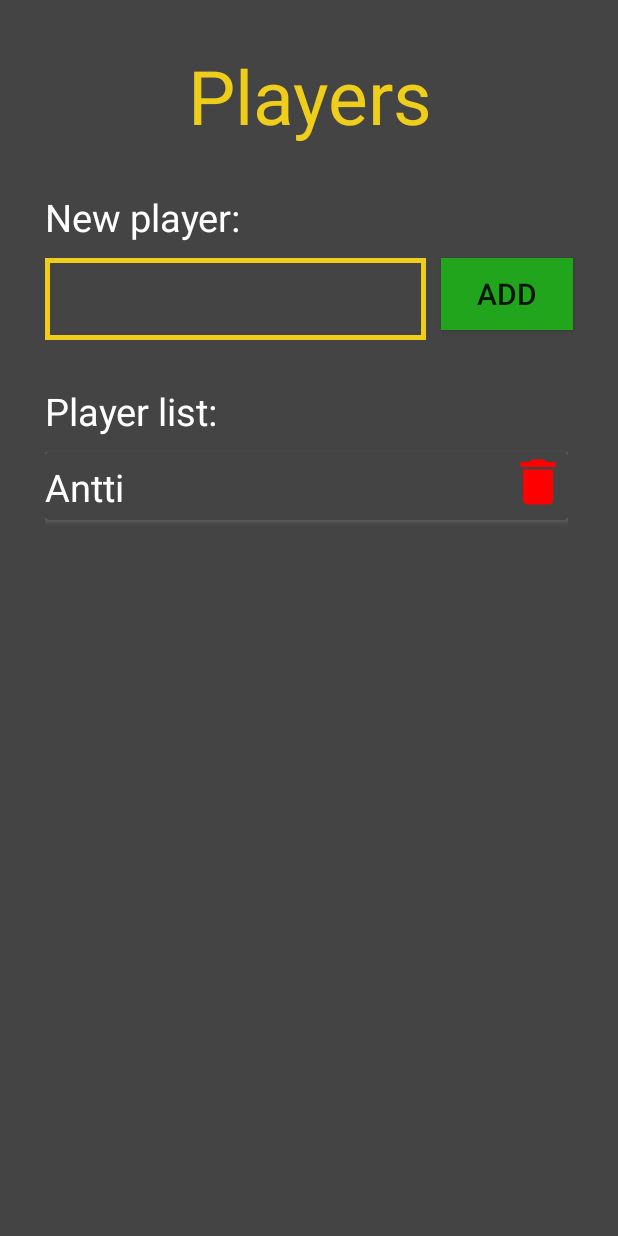
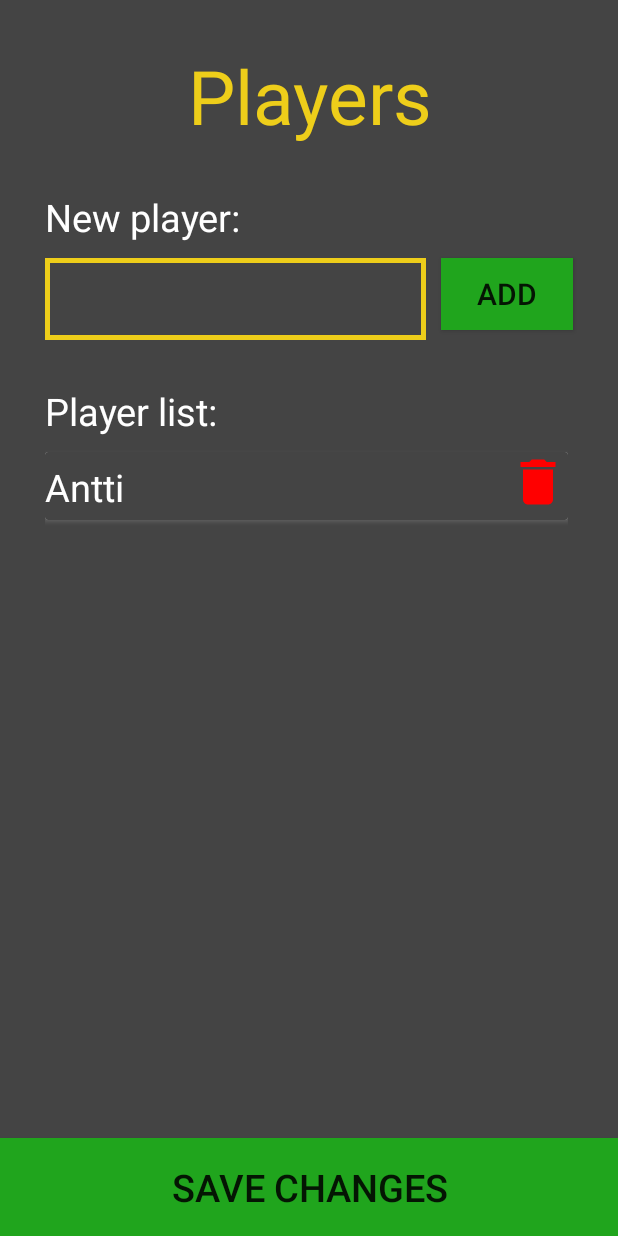
Before and after one commit to antsakontsa/FrisBee-Caddy, an Android app: the ActivityPlayers screen opened directly, with no data from a screen before it, after a tap on "ADD", on a phone screen of 412 x 824 dp. Run offline under Robolectric (Android 15) with nearby library versions, the phone set to English and light mode, and no system bars.

Commit message:
Playerlist saveable

```diff
--- a/app/build.gradle
+++ b/app/build.gradle
@@ -25,6 +25,7 @@ dependencies {
     implementation 'androidx.constraintlayout:constraintlayout:1.1.3'
     implementation 'androidx.recyclerview:recyclerview:1.1.0-alpha06'
     implementation 'androidx.cardview:cardview:1.0.0'
+    implementation 'com.google.code.gson:gson:2.8.5'
     testImplementation 'junit:junit:4.12'
     androidTestImplementation 'androidx.test:runner:1.2.0'
     androidTestImplementation 'androidx.test.espresso:espresso-core:3.2.0'
--- a/app/src/main/java/com/example/frisbeecaddy/ActivityPlayers.java
+++ b/app/src/main/java/com/example/frisbeecaddy/ActivityPlayers.java
@@ -4,11 +4,16 @@ import androidx.appcompat.app.AppCompatActivity;
 import androidx.recyclerview.widget.LinearLayoutManager;
 import androidx.recyclerview.widget.RecyclerView;
 
+import android.content.SharedPreferences;
 import android.os.Bundle;
 import android.view.View;
 import android.widget.Button;
 import android.widget.EditText;
 
+import com.google.gson.Gson;
+import com.google.gson.reflect.TypeToken;
+
+import java.lang.reflect.Type;
 import java.util.ArrayList;
 
 public class ActivityPlayers extends AppCompatActivity {
@@ -27,11 +32,44 @@ public class ActivityPlayers extends AppCompatActivity {
         setContentView(R.layout.activity_players);
 
         createNameList();
+        loadData();
         buildRecyclerView();
         setButtons();
+
+        Button save = findViewById(R.id.save_changes_btn);
+        save.setOnClickListener(new View.OnClickListener() {
+            @Override
+            public void onClick(View view) {
+                saveData();
+            }
+        });
+    }
+
+    private void saveData() {
+        SharedPreferences sharedPreferences = getSharedPreferences("shared preferences", MODE_PRIVATE);
+        SharedPreferences.Editor editor = sharedPreferences.edit();
+        Gson gson = new Gson();
+        String json = gson.toJson(mNameList);
+        editor.putString("task list", json);
+        editor.apply();
+    }
+
+    private void loadData() {
+        SharedPreferences sharedPreferences = getSharedPreferences("shared preferences", MODE_PRIVATE);
+        Gson gson = new Gson();
+        String json = sharedPreferences.getString("task list", null);
+        Type type = new TypeToken<ArrayList<NameItem>>() {}.getType();
+        mNameList = gson.fromJson(json, type);
+
+        if (mNameList == null) {
+            mNameList = new ArrayList<>();
+        }
     }
 
     public void addItem(int position) {
+        /**textAdd = findViewById(R.id.name_input);
+        mNameList.add(position, new NameItem(textAdd.getText().toString()));**/
+
         mNameList.add(position, new NameItem("Antti"));
         mAdapter.notifyItemInserted(position);
     }
@@ -71,7 +109,7 @@ public class ActivityPlayers extends AppCompatActivity {
         buttonAdd.setOnClickListener(new View.OnClickListener() {
             @Override
             public void onClick(View view) {
-                int position = Integer.parseInt(textAdd.getText().toString().trim());
+                int position = Integer.parseInt(textAdd.getText().toString());
                 addItem(position);
             }
         });
--- a/app/src/main/res/layout/activity_players.xml
+++ b/app/src/main/res/layout/activity_players.xml
@@ -87,14 +87,14 @@
         android:layout_marginLeft="30dp"
         android:layout_marginEnd="30dp"
         android:layout_marginRight="30dp"
-        android:layout_marginBottom="30dp"
+        android:layout_marginBottom="8dp"
         android:background="@color/colorPrimaryDark"
         android:scrollbarFadeDuration="1500"
         android:scrollbarSize="3dp"
         android:scrollbarStyle="outsideInset"
         android:scrollbarThumbVertical="@color/colorPrimary"
         android:scrollbars="vertical"
-        app:layout_constraintBottom_toBottomOf="parent"
+        app:layout_constraintBottom_toTopOf="@+id/save_changes_btn"
         app:layout_constraintEnd_toEndOf="parent"
         app:layout_constraintHorizontal_bias="0.0"
         app:layout_constraintStart_toStartOf="parent"
@@ -116,4 +116,16 @@
         app:layout_constraintEnd_toEndOf="parent"
         app:layout_constraintTop_toBottomOf="@+id/name_input" />
 
+    <Button
+        android:id="@+id/save_changes_btn"
+        android:layout_width="0dp"
+        android:layout_height="wrap_content"
+        android:text="save changes"
+        android:background="#20a51d"
+        android:padding="15dp"
+        android:textSize="25sp"
+        app:layout_constraintBottom_toBottomOf="parent"
+        app:layout_constraintEnd_toEndOf="parent"
+        app:layout_constraintStart_toStartOf="parent" />
+
 </androidx.constraintlayout.widget.ConstraintLayout>
```
